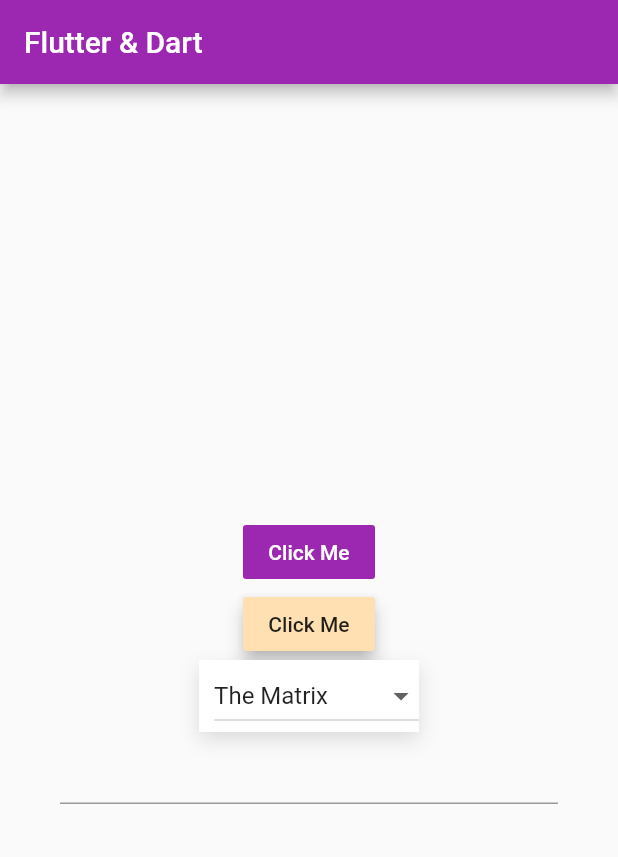
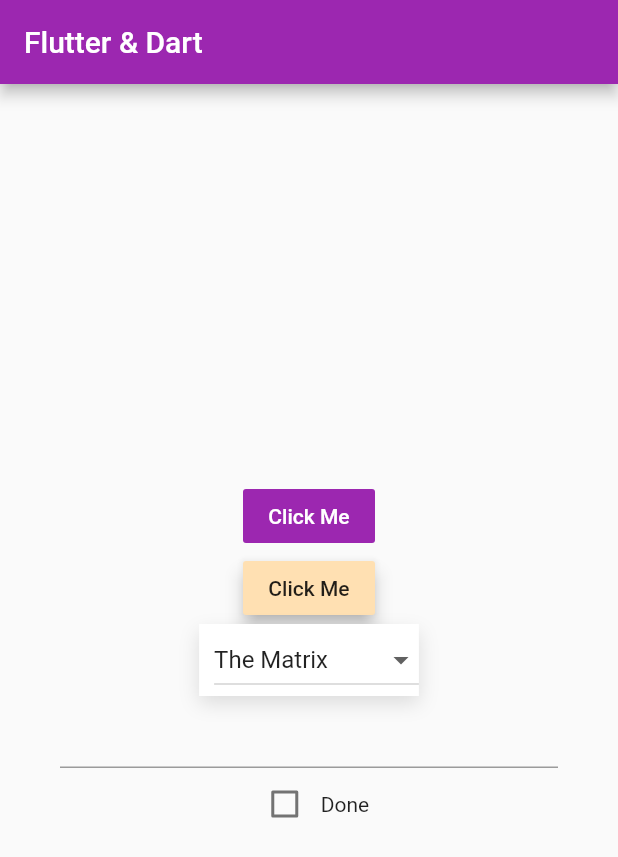
Before and after one commit to DiaDeMuertos/Udemy_section5, a Flutter app: the screen it shows after launch, on a phone screen of 412 x 824 dp. Shown: the top 857 px of the screen. Run offline on Flutter 3.47's test engine with Material 2 defaults, Android fonts, the phone set to English and light mode, and no system bars.

```diff
--- a/lib/main.dart
+++ b/lib/main.dart
@@ -27,7 +27,8 @@ class MyHomePage extends StatefulWidget {
 }
 
 class _MyHomePageState extends State<MyHomePage> {
-  String _dropdownValue = 'The Matrix';
+  String dropdownValue = 'The Matrix';
+  bool isChecked = false;
 
   final TextEditingController controller = new TextEditingController();
 
@@ -38,14 +39,21 @@ class _MyHomePageState extends State<MyHomePage> {
     'The witch'
   ];
 
-  void _handlerFlatButtonClickMe() => print('clicked');
+  void handlerFlatButtonClickMe() => print('clicked');
 
-  void _handlerRaisedButtonClickMe() => _handlerFlatButtonClickMe();
+  void handlerRaisedButtonClickMe() => handlerFlatButtonClickMe();
 
-  void _handlerDropDownOnChange(String value) {
+  void handlerDropDownOnChange(String value) {
     setState(() {
-      _dropdownValue = value;
+      dropdownValue = value;
     });
+  }
+
+  void handlerCheckBoxOnChange(bool value) {
+    setState(() {
+      isChecked = value;
+    });
+    print('Checked $value');
   }
 
   @override
@@ -54,12 +62,11 @@ class _MyHomePageState extends State<MyHomePage> {
       appBar: AppBar(
         title: Text(widget.title),
       ),
-      body: Center(
-        child: Column(
+      body: Column(
         mainAxisAlignment: MainAxisAlignment.center,
         children: <Widget>[
           FlatButton(
-              onPressed: _handlerFlatButtonClickMe,
+            onPressed: handlerFlatButtonClickMe,
             color: Colors.purple,
             textColor: Colors.white,
             highlightColor: Colors.black,
@@ -68,7 +75,7 @@ class _MyHomePageState extends State<MyHomePage> {
             ),
           ),
           RaisedButton(
-              onPressed: _handlerRaisedButtonClickMe,
+            onPressed: handlerRaisedButtonClickMe,
             color: Colors.orange[100],
             elevation: 5,
             highlightElevation: 10,
@@ -76,8 +83,8 @@ class _MyHomePageState extends State<MyHomePage> {
           ),
           CustomCard(
             child: DropdownButton(
-                value: _dropdownValue,
-                onChanged: _handlerDropDownOnChange,
+              value: dropdownValue,
+              onChanged: handlerDropDownOnChange,
               items: buildItems(movies),
             ),
           ),
@@ -88,8 +95,17 @@ class _MyHomePageState extends State<MyHomePage> {
               onSubmitted: (String value) => print('submitted'),
             ),
           ),
+          Row(
+            mainAxisAlignment: MainAxisAlignment.center,
+            children: <Widget>[
+              Checkbox(
+                value: isChecked,
+                onChanged: handlerCheckBoxOnChange,
+              ),
+              Text('Done'),
             ],
           ),
+        ],
       ),
     );
   }
```
Lines whose indentation alone changed are shown as unchanged.
